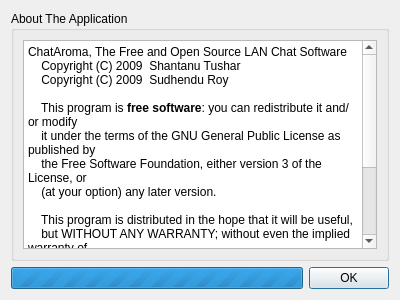
Qt form aboutdialog.ui (shaan7/Kapotah) before a commit.
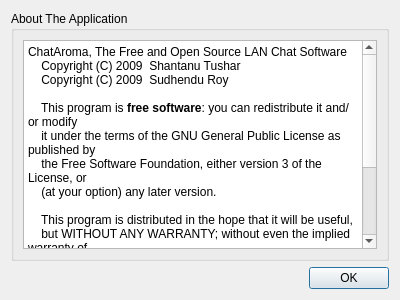
The same form after that commit.

What changed in the file:
```diff
--- a/aboutdialog.ui
+++ b/aboutdialog.ui
@@ -52,16 +52,6 @@
      </layout>
     </widget>
    </item>
-   <item row="1" column="0">
-    <widget class="QProgressBar" name="progressBar">
-     <property name="maximum">
-      <number>0</number>
-     </property>
-     <property name="value">
-      <number>861</number>
-     </property>
-    </widget>
-   </item>
    <item row="1" column="1">
     <widget class="QDialogButtonBox" name="buttonBox">
      <property name="sizePolicy">
```
